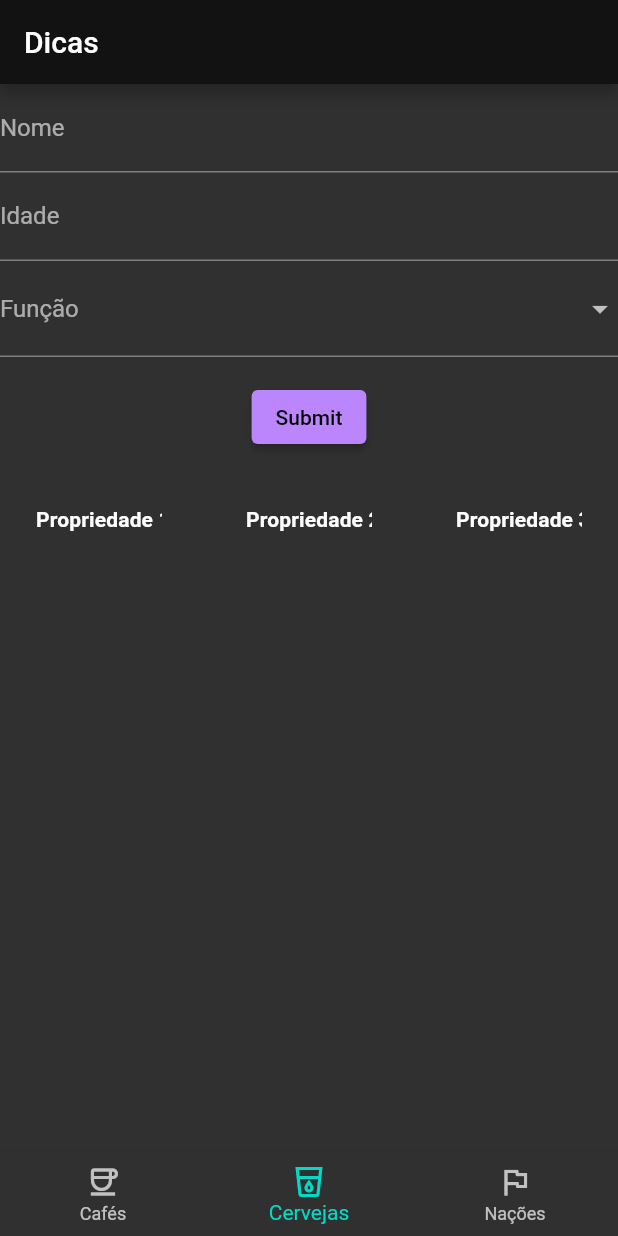
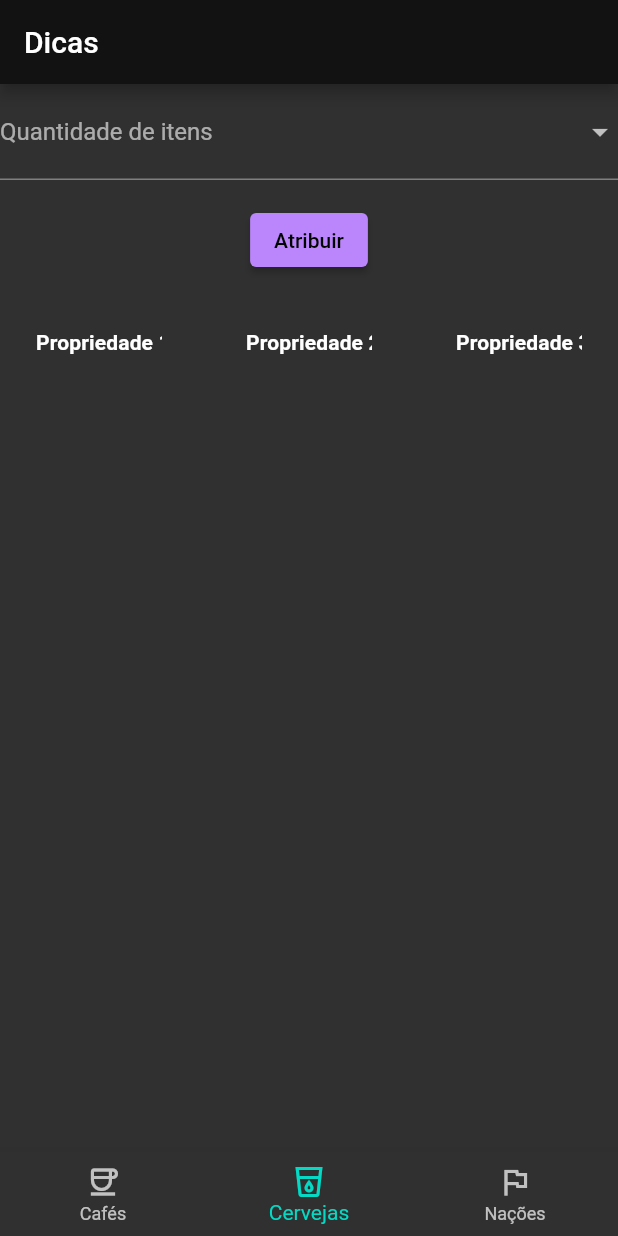
Before and after one commit to VictorRyan3612/POO_Orientada-a-objetos, a Flutter app: the screen it shows after launch, on a phone screen of 412 x 824 dp. Run offline on Flutter 3.47's test engine with Material 2 defaults, Android fonts, the phone set to English and light mode, and no system bars; our stand-ins replace flutter_hooks.

Commit message:
Receita 7 Exercise 2 part 0.3

```diff
--- a/un_2_receita7/lib/main.dart
+++ b/un_2_receita7/lib/main.dart
@@ -293,14 +293,8 @@ class MyCustomFormState extends State<MyCustomForm> {
     return Form(
       child: Column(
         children: [
-          TextFormField(
-            decoration: const InputDecoration(labelText: 'Nome'),
-          ),
-          TextFormField(
-            decoration: const InputDecoration(labelText: 'Idade'),
-          ),
           DropdownButtonFormField<String>(
-            decoration: const InputDecoration(labelText: 'Função'),
+            decoration: const InputDecoration(labelText: 'Quantidade de itens'),
             value: _opcao,
             onChanged: (newValue) {
               setState(() {
@@ -309,12 +303,16 @@ class MyCustomFormState extends State<MyCustomForm> {
             },
             items: const [
               DropdownMenuItem(
-                value: 'Aluno',
-                child: Text('Aluno'),
+                value: '5',
+                child: Text('5 Itens'),
               ),
               DropdownMenuItem(
-                value: 'Professor',
-                child: Text('Professor'),
+                value: '10',
+                child: Text('10 Itens'),
+              ),
+              DropdownMenuItem(
+                value: '15',
+                child: Text('15 Itens'),
               ),
             ],
           ),
@@ -323,13 +321,13 @@ class MyCustomFormState extends State<MyCustomForm> {
             padding: const EdgeInsets.symmetric(vertical: 16.0),
             child: ElevatedButton(
               onPressed: () {
-                if (_formKey.currentState!.validate()) {
+                if (_formKey.currentState != null && _formKey.currentState!.validate()) {
                   ScaffoldMessenger.of(context).showSnackBar(
-                    const SnackBar(content: Text('Processing Data')),
+                    const SnackBar(content: Text('Processando')),
                   );
                 }
               },
-              child: const Text('Submit'),
+              child: const Text('Atribuir'),
             ),
           ),
         ],
```
